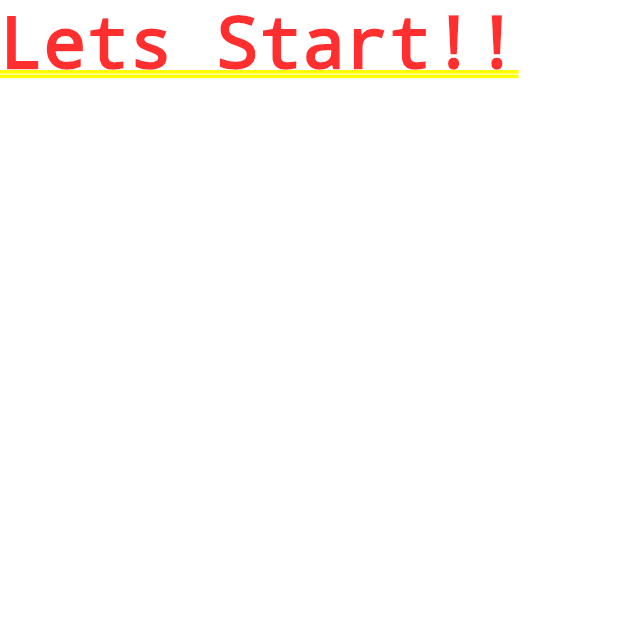
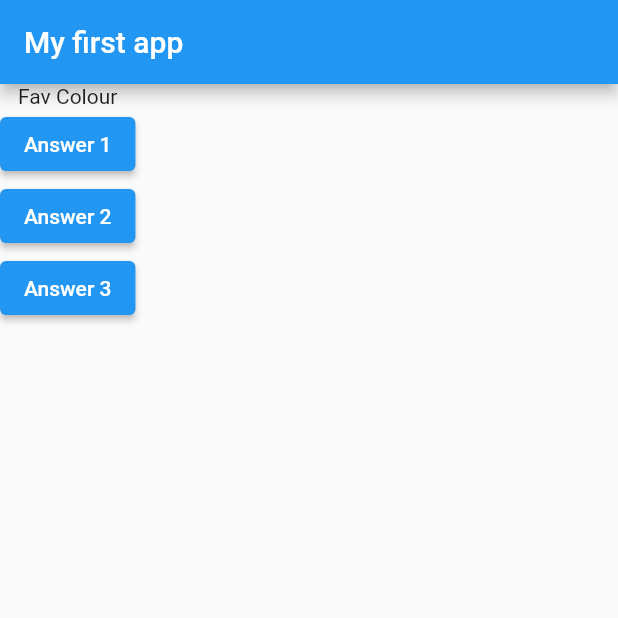
Before and after one commit to Astraxx04/Flutter, a Flutter app: the screen it shows after launch, on a phone screen of 412 x 824 dp, the top half of it. Run offline on Flutter 3.47's test engine with Material 2 defaults, Android fonts, the phone set to English and light mode, and no system bars.

Commit message:
Very little changes are done!!

```diff
--- a/lib/main.dart
+++ b/lib/main.dart
@@ -5,9 +5,31 @@ void main() {
 }
 
 class MyApp extends StatelessWidget {
+  var queindex = 0;
+  void answerQuestion() {
+    queindex = queindex + 1;
+    print(queindex);
+  }
+
+  @override
   Widget build(BuildContext context) {
+    var ques = ['Fav Colour', 'Fav Car', 'Fav Chocolate'];
     return MaterialApp(
-      home: Text('Lets Start!!'),
+      home: Scaffold(
+          appBar: AppBar(
+            title: Text('My first app'),
+          ),
+          body: Column(
+            children: [
+              Text(ques[queindex]),
+              ElevatedButton(
+                  onPressed: answerQuestion, child: Text('Answer 1')),
+              ElevatedButton(
+                  onPressed: answerQuestion, child: Text('Answer 2')),
+              ElevatedButton(
+                  onPressed: answerQuestion, child: Text('Answer 3')),
+            ],
+          )),
     );
   }
 }
```
